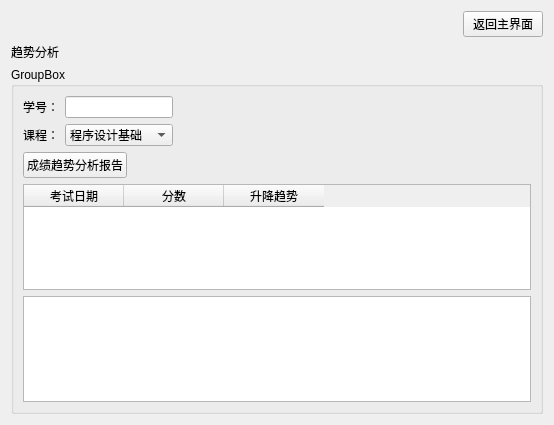
wmq-666/qt, file trend.ui: the form before one commit.
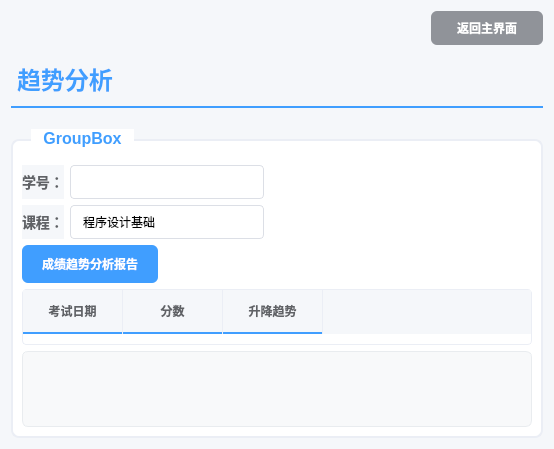
The form after the commit.

Diff of the .ui file:
```diff
--- a/trend.ui
+++ b/trend.ui
@@ -13,6 +13,257 @@
   <property name="windowTitle">
    <string>Form</string>
   </property>
+  <property name="styleSheet">
+   <string notr="true">/* 基础样式 */
+QWidget {
+    background-color: #f5f7fa;
+    font-family: 'Microsoft YaHei', Arial, sans-serif;
+}
+
+/* 标题样式 */
+#label {
+    font-size: 24px;
+    font-weight: bold;
+    color: #409eff;
+    padding: 10px 0;
+    border-bottom: 2px solid #409eff;
+    margin-bottom: 15px;
+}
+
+/* 按钮通用样式 */
+QPushButton {
+    padding: 8px 16px;
+    border-radius: 6px;
+    border: 1px solid #c0c4cc;
+    font-weight: bold;
+    min-width: 80px;
+    background-color: white;
+}
+
+QPushButton:hover {
+    background-color: #f5f7fa;
+    border-color: #409eff;
+}
+
+QPushButton:pressed {
+    background-color: #ecf5ff;
+}
+
+/* 返回按钮特殊样式 */
+#btnback {
+    background-color: #909399;
+    color: white;
+    border: none;
+}
+
+/* 生成报告按钮特殊样式 */
+#btnGenerate {
+    background-color: #409eff;
+    color: white;
+    border: none;
+    font-weight: bold;
+    padding: 10px 20px;
+}
+
+/* 分组框样式 */
+QGroupBox {
+    border: 2px solid #ebeef5;
+    border-radius: 8px;
+    margin-top: 10px;
+    padding-top: 15px;
+    background-color: white;
+    font-weight: bold;
+    color: #303133;
+    font-size: 16px;
+}
+
+QGroupBox::title {
+    subcontrol-origin: margin;
+    subcontrol-position: top left;
+    left: 20px;
+    padding: 0 10px;
+    color: #409eff;
+    background-color: white;
+}
+
+/* 标签样式 */
+QLabel {
+    color: #606266;
+    font-size: 14px;
+    font-weight: 500;
+}
+
+/* 输入框样式 */
+QLineEdit {
+    padding: 8px 12px;
+    border: 1px solid #dcdfe6;
+    border-radius: 4px;
+    background-color: white;
+    selection-background-color: #409eff;
+    selection-color: white;
+    min-width: 150px;
+}
+
+QLineEdit:focus {
+    border-color: #409eff;
+    border-width: 2px;
+}
+
+/* 下拉框样式 */
+QComboBox {
+    padding: 8px 12px;
+    border: 1px solid #dcdfe6;
+    border-radius: 4px;
+    background-color: white;
+    min-width: 150px;
+}
+
+QComboBox:hover {
+    border-color: #c0c4cc;
+}
+
+QComboBox:focus {
+    border-color: #409eff;
+    border-width: 2px;
+}
+
+QComboBox::drop-down {
+    border: none;
+    padding-right: 5px;
+}
+
+/* 表格样式 - 趋势数据表格 */
+QTableWidget {
+    background-color: white;
+    border: 1px solid #ebeef5;
+    border-radius: 4px;
+    gridline-color: #ebeef5;
+    alternate-background-color: #fafafa;
+    selection-background-color: #ecf5ff;
+    selection-color: #409eff;
+}
+
+QTableWidget::item {
+    padding: 8px;
+    border-right: 1px solid #ebeef5;
+    border-bottom: 1px solid #ebeef5;
+    text-align: center;
+}
+
+/* 趋势列特殊样式 - 上升趋势 */
+QTableWidget::item[column=&quot;2&quot;]:contains(&quot;↑&quot;) {
+    color: #67c23a;
+    font-weight: bold;
+}
+
+/* 趋势列特殊样式 - 下降趋势 */
+QTableWidget::item[column=&quot;2&quot;]:contains(&quot;↓&quot;) {
+    color: #f56c6c;
+    font-weight: bold;
+}
+
+/* 趋势列特殊样式 - 持平 */
+QTableWidget::item[column=&quot;2&quot;]:contains(&quot;→&quot;) {
+    color: #e6a23c;
+    font-weight: bold;
+}
+
+/* 表头样式 */
+QHeaderView::section {
+    background-color: #f5f7fa;
+    padding: 10px;
+    border: none;
+    border-right: 1px solid #ebeef5;
+    border-bottom: 2px solid #409eff;
+    font-weight: bold;
+    color: #606266;
+    text-align: center;
+}
+
+/* 文本编辑框样式 - 分析报告 */
+QTextEdit {
+    border: 2px solid #ebeef5;
+    border-radius: 6px;
+    background-color: white;
+    padding: 10px;
+    font-family: 'Microsoft YaHei', '宋体', sans-serif;
+    font-size: 14px;
+    line-height: 1.6;
+}
+
+QTextEdit:focus {
+    border-color: #409eff;
+}
+
+/* 表单布局间距 */
+QFormLayout {
+    spacing: 10px;
+}
+
+QFormLayout::item {
+    margin-bottom: 15px;
+}
+
+/* 布局间距 */
+QVBoxLayout {
+    spacing: 15px;
+}
+
+QHBoxLayout {
+    spacing: 10px;
+}
+
+/* 水平间隔器 */
+QSpacerItem[orientation=&quot;1&quot;] {  /* Horizontal */
+    background-color: transparent;
+}
+
+/* 垂直间隔器 */
+QSpacerItem[orientation=&quot;2&quot;] {  /* Vertical */
+    background-color: transparent;
+}
+
+/* 表格标题样式 */
+QTableWidget QTableCornerButton::section {
+    background-color: #f5f7fa;
+    border: 1px solid #ebeef5;
+}
+
+/* 滚动条样式 */
+QScrollBar:vertical {
+    border: none;
+    background-color: #f5f7fa;
+    width: 10px;
+    border-radius: 5px;
+}
+
+QScrollBar::handle:vertical {
+    background-color: #c0c4cc;
+    border-radius: 5px;
+    min-height: 20px;
+}
+
+QScrollBar::handle:vertical:hover {
+    background-color: #a0a4a8;
+}
+
+QScrollBar::add-line:vertical, QScrollBar::sub-line:vertical {
+    border: none;
+    background: none;
+}
+
+/* 分析报告区域特殊样式 */
+#txtAnalysis {
+    font-size: 14px;
+    line-height: 1.8;
+    background-color: #f8f9fa;
+    border: 1px solid #e9ecef;
+}
+
+#txtAnalysis QScrollBar:vertical {
+    width: 8px;
+}</string>
+  </property>
   <layout class="QGridLayout" name="gridLayout">
    <item row="0" column="1">
     <widget class="QPushButton" name="btnback">
```
